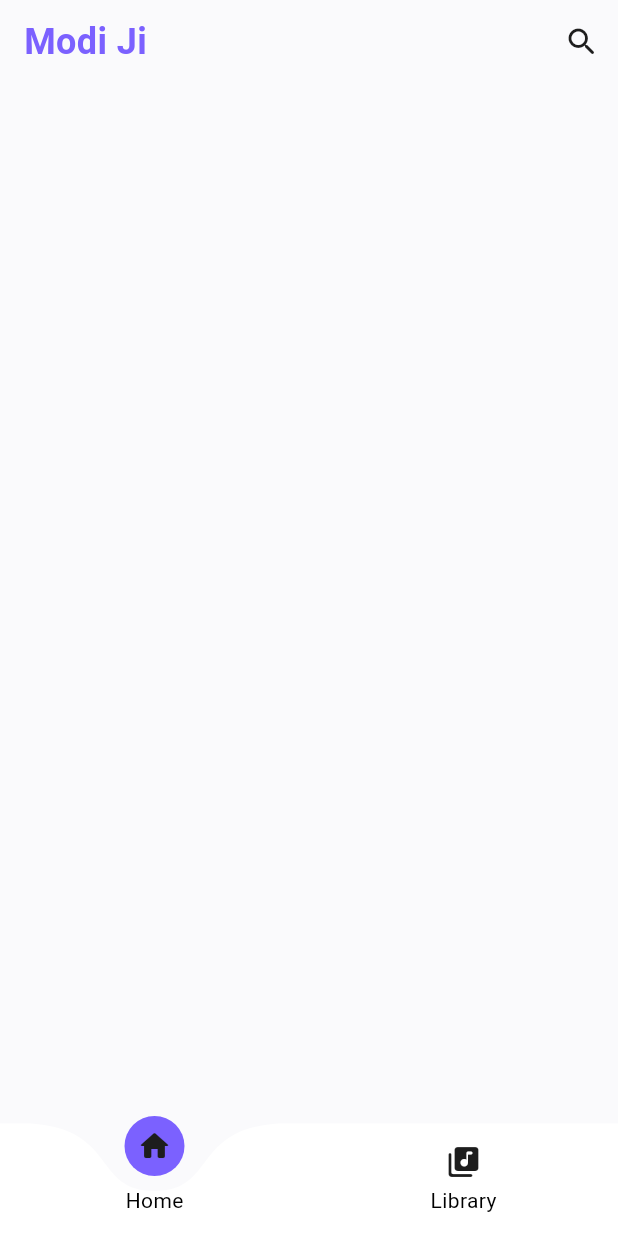
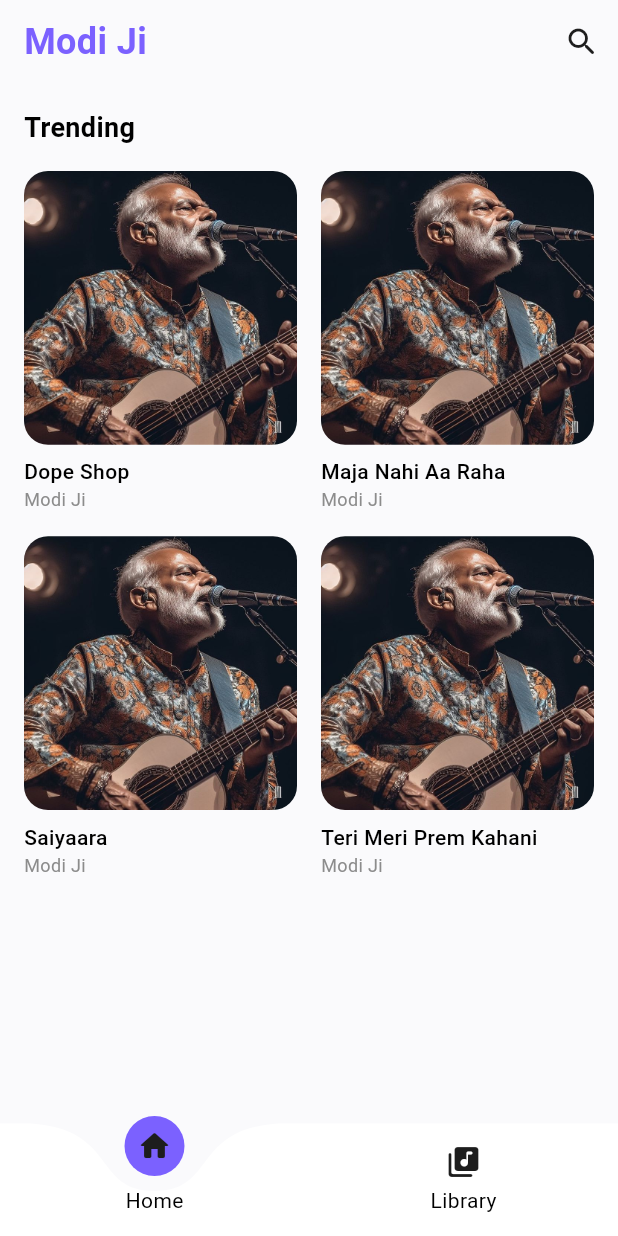
Before and after one commit to Bunny-099/Modi, a Flutter app: the screen it shows after launch, on a phone screen of 412 x 824 dp. Run offline on Flutter 3.47's test engine with Material 3 defaults, Android fonts, the phone set to English and light mode, and no system bars; drawn by our look-alikes of curved_labeled_navigation_bar; our stand-ins replace audio_service, flutter_riverpod, go_router, hive, hive_flutter, just_audio; missing offline and left inert: audio_session; accounts and stored records are empty; Roboto replaces fonts that are missing (Poppins); statements that could not run were skipped.

Commit message:
•A Trending section has been added to the Home Screen. •It displays the songs from your assets/audio folder: Dope Shop, Maja Nahi Aa Raha, Saiyaara, and Teri Meri Prem Kahani. •All songs currently use the modi_rock.jpeg cover image. •Clicking any song will take you to the player and start playback.

```diff
--- a/lib/features/home/presentation/pages/home_screen.dart
+++ b/lib/features/home/presentation/pages/home_screen.dart
@@ -17,6 +17,7 @@ class HomeScreen extends ConsumerWidget {
   Widget build(BuildContext context, WidgetRef ref) {
     // Providers se data watch kar rahe hain
     final recentlyPlayed = ref.watch(recentlyPlayedProvider);
+    final allSongs = ref.watch(allSongsProvider);
 
     return Scaffold(
       backgroundColor: AppColors.background,
@@ -38,7 +39,7 @@ class HomeScreen extends ConsumerWidget {
           child: Column(
             crossAxisAlignment: CrossAxisAlignment.start,
             children: [
-              // Agar recently played list khali nahi hai, tabhi yeh section dikhega
+              // Recently Played section
               if (recentlyPlayed.isNotEmpty) ...[
                 const AppText.subtitle('Recently Played'),
                 const SizedBox(height: 16),
@@ -49,12 +50,30 @@ class HomeScreen extends ConsumerWidget {
                     physics: const BouncingScrollPhysics(),
                     itemCount: recentlyPlayed.length,
                     itemBuilder: (context, index) {
-                      return _buildRecentlyPlayedCard(context, recentlyPlayed[index], ref);
+                      return _buildSongCard(context, recentlyPlayed[index], ref);
                     },
                   ),
                 ),
                 const SizedBox(height: 24),
               ],
+
+              // Trending Section (Showing all songs for now)
+              const AppText.subtitle('Trending'),
+              const SizedBox(height: 16),
+              GridView.builder(
+                shrinkWrap: true,
+                physics: const NeverScrollableScrollPhysics(),
+                gridDelegate: const SliverGridDelegateWithFixedCrossAxisCount(
+                  crossAxisCount: 2,
+                  crossAxisSpacing: 16,
+                  mainAxisSpacing: 16,
+                  childAspectRatio: 0.8,
+                ),
+                itemCount: allSongs.length,
+                itemBuilder: (context, index) {
+                  return _buildSongCard(context, allSongs[index], ref, isGrid: true);
+                },
+              ),
             ],
           ),
         ),
@@ -62,22 +81,19 @@ class HomeScreen extends ConsumerWidget {
     );
   }
 
-  // Widget for Recently Played Horizontal Cards
-  Widget _buildRecentlyPlayedCard(BuildContext context, MusicModel song, WidgetRef ref) {
+  // Widget for Song Card (Used in both Horizontal and Grid)
+  Widget _buildSongCard(BuildContext context, MusicModel song, WidgetRef ref, {bool isGrid = false}) {
     return GestureDetector(
       onTap: () {
         ref.read(playerProvider.notifier).playSong(song);
         context.pushNamed(RouteNames.player);
       },
-      child: Container(
-        width: 120,
-        margin: const EdgeInsets.only(right: 16),
       child: Column(
         crossAxisAlignment: CrossAxisAlignment.start,
         children: [
-            Container(
-              height: 120,
-              width: 120,
+          Expanded(
+            child: Container(
+              width: isGrid ? double.infinity : 120,
               decoration: BoxDecoration(
                 color: AppColors.surface,
                 borderRadius: BorderRadius.circular(16),
@@ -92,13 +108,17 @@ class HomeScreen extends ConsumerWidget {
                   ? const Icon(Icons.music_note_rounded, size: 40, color: AppColors.primary)
                   : null,
             ),
+          ),
           const SizedBox(height: 8),
           AppText.body(
             song.title,
             maxLines: 1,
           ),
+          AppText.caption(
+            song.artist,
+            color: AppColors.textSecondary,
+          ),
         ],
-        ),
       ),
     );
   }
--- a/lib/features/home/providers/home_provider.dart
+++ b/lib/features/home/providers/home_provider.dart
@@ -5,18 +5,64 @@ import '../../../../core/constants/hive_boxes.dart';
 
 // Provider for all songs from the database
 final allSongsProvider = Provider<List<MusicModel>>((ref) {
-  final box = Hive.box<MusicModel>(HiveBoxes.musicBox);
-  return box.values.toList();
+  // Currently returning asset-based songs for development
+  return [
+    MusicModel(
+      id: '1',
+      title: 'Dope Shop',
+      artist: 'Modi Ji',
+      album: 'Modi Rock',
+      category: 'Trending',
+      coverImage: 'assets/images/modi_rock.jpeg',
+      audioPath: 'assets/audio/dope_shop.mp3',
+      duration: 180,
+    ),
+    MusicModel(
+      id: '2',
+      title: 'Maja Nahi Aa Raha',
+      artist: 'Modi Ji',
+      album: 'Modi Rock',
+      category: 'Trending',
+      coverImage: 'assets/images/modi_rock.jpeg',
+      audioPath: 'assets/audio/maja_nahi_aa_raha.mp3',
+      duration: 60,
+    ),
+    MusicModel(
+      id: '3',
+      title: 'Saiyaara',
+      artist: 'Modi Ji',
+      album: 'Modi Rock',
+      category: 'Trending',
+      coverImage: 'assets/images/modi_rock.jpeg',
+      audioPath: 'assets/audio/Saiyaara.mp3',
+      duration: 210,
+    ),
+    MusicModel(
+      id: '4',
+      title: 'Teri Meri Prem Kahani',
+      artist: 'Modi Ji',
+      album: 'Modi Rock',
+      category: 'Trending',
+      coverImage: 'assets/images/modi_rock.jpeg',
+      audioPath: 'assets/audio/teri_meri_prem_kahani.mp3',
+      duration: 240,
+    ),
+  ];
 });
 
 // Provider for recently played songs
 final recentlyPlayedProvider = Provider<List<MusicModel>>((ref) {
-  final allSongs = ref.watch(allSongsProvider);
-  // Sort by lastPlayed and limit to 5 (most recent first)
-  final recentlyPlayed = allSongs
-      .where((song) => song.lastPlayed != null)
-      .toList()
-    ..sort((a, b) => b.lastPlayed!.compareTo(a.lastPlayed!));
+  // We can still try to read from Hive for recently played if needed,
+  // but for now, let's keep it simple or use a subset of all songs if Hive is empty
+  try {
+    final box = Hive.box<MusicModel>(HiveBoxes.musicBox);
+    final recentlyPlayed = box.values
+        .where((song) => song.lastPlayed != null)
+        .toList()
+      ..sort((a, b) => b.lastPlayed!.compareTo(a.lastPlayed!));
 
-  return recentlyPlayed.take(5).toList();
+    return recentlyPlayed.take(5).toList();
+  } catch (e) {
+    return [];
+  }
 });
```
Lines whose indentation alone changed are shown as unchanged.
